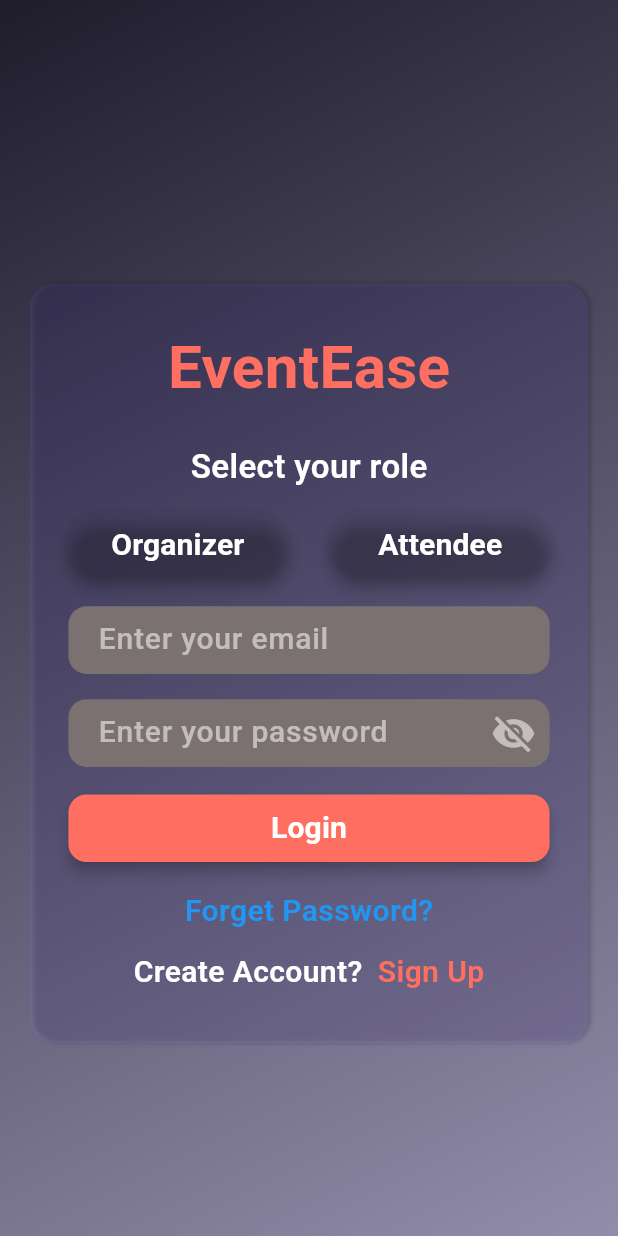
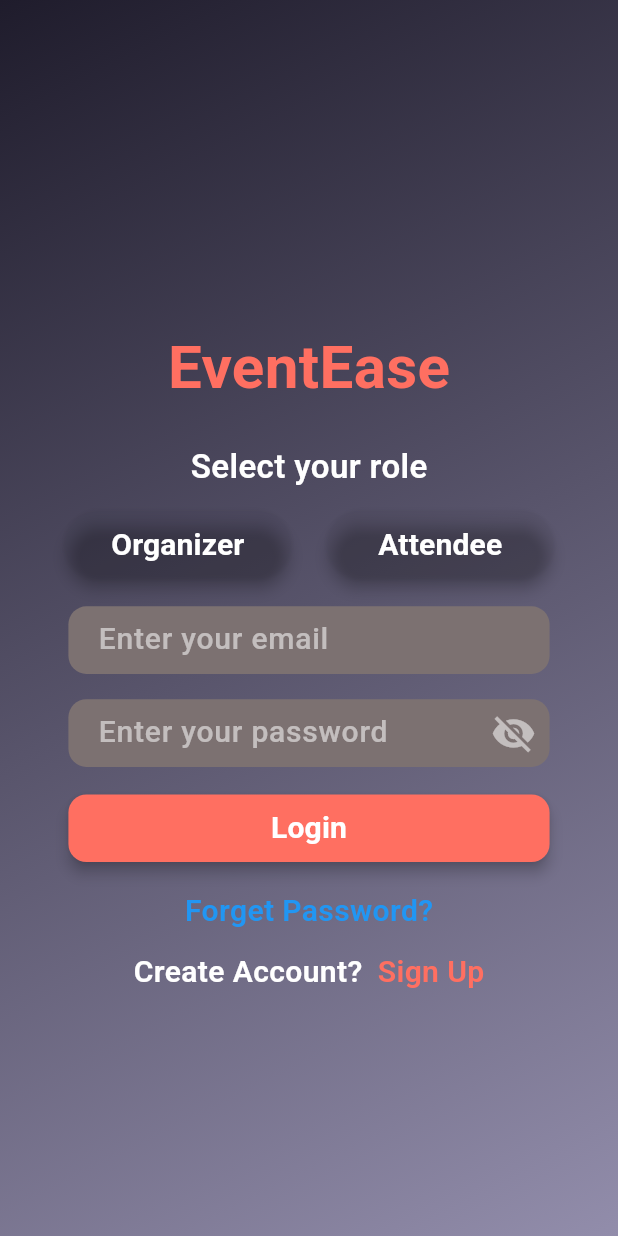
Before and after one commit to iimirzaa/event_management_system, a Flutter app: the screen it shows after launch, after a tap on "GET STARTED", on a phone screen of 412 x 824 dp. Run offline on Flutter 3.47's test engine with Material 3 defaults, Android fonts, the phone set to English and light mode, and no system bars; our stand-ins replace bloc, flutter_bloc, flutter_screenutil, loading_animation_widget.

Commit message:
Initial Commit

```diff
--- a/lib/features/Auth/Auth_Bloc/auth_event.dart
+++ b/lib/features/Auth/Auth_Bloc/auth_event.dart
@@ -47,3 +47,5 @@ class SignUpButtonClicked extends AuthEvent{
     required this.cofirmpassword,
 });
 }
+class SendOtpClicked extends AuthEvent{}
+class ForgetPasswordGestureClicked extends AuthEvent{}
--- a/lib/features/Auth/Auth_Bloc/auth_state.dart
+++ b/lib/features/Auth/Auth_Bloc/auth_state.dart
@@ -35,3 +35,5 @@ class LoginGestureState extends AuthState {}
 class SignUpState extends AuthState {}
 
 class SignUpButtonState extends AuthState {}
+class ForgetPasswordState extends AuthState{}
+class SendOtpSuccessfulState extends AuthState{}
--- a/lib/features/Auth/Login/login_view.dart
+++ b/lib/features/Auth/Login/login_view.dart
@@ -2,6 +2,7 @@ import 'package:event_management_system/CustomWidget/CustomButton.dart';
 import 'package:event_management_system/CustomWidget/CustomText.dart';
 import 'package:event_management_system/CustomWidget/custominput.dart';
 import 'package:event_management_system/Scaffold_Theme/scaffold_gradient.dart';
+import 'package:event_management_system/features/Auth/forget_password/email_view.dart';
 import 'package:event_management_system/features/Auth/signup/signup_view.dart';
 import 'package:flutter/material.dart';
 import 'package:flutter_screenutil/flutter_screenutil.dart';
@@ -36,6 +37,9 @@ class _LoginViewState extends State<LoginView> {
             MaterialPageRoute(builder: (_) => SignupView()),
           );
         }
+        if(state is ForgetPasswordState){
+          Navigator.push(context, MaterialPageRoute(builder: (_)=>EmailView()));
+        }
       },
       builder: (context, state) {
         return GradientScaffold(
@@ -51,20 +55,7 @@ class _LoginViewState extends State<LoginView> {
                         mainAxisAlignment: MainAxisAlignment.center,
                         children: [
                           SizedBox(height: 150.h),
-                          Container(
-                            decoration: BoxDecoration(
-                              color: Color(0xFF928dab),
-                              backgroundBlendMode: BlendMode.softLight,
-                              borderRadius: BorderRadius.circular(16.r),
-                              boxShadow: [
-                                BoxShadow(
-                                  color: Colors.black.withOpacity(0.2),
-                                  blurRadius: 2,
-                                  offset: Offset(2, 0),
-                                ),
-                              ],
-                            ),
-                            child: Padding(
+                          Padding(
                             padding: EdgeInsets.all(16.0.r),
                             child: Form(
                               key: _form_key,
@@ -188,6 +179,9 @@ class _LoginViewState extends State<LoginView> {
                                   ),
                                   SizedBox(height: 15.h),
                                   GestureDetector(
+                                    onTap: (){
+                                      context.read<AuthBloc>().add(ForgetPasswordGestureClicked());
+                                    },
                                     child: Text(
                                       "Forget Password?",
                                       style: TextStyle(
@@ -233,7 +227,6 @@ class _LoginViewState extends State<LoginView> {
                               ),
                             ),
                           ),
-                          ),
                         ],
                       ),
                     ),
```
Also changed, not shown: lib/features/Auth/Auth_Bloc/auth_bloc.dart (+15 -12 lines), lib/features/Auth/forget_password/email_view.dart (added, +76 -0 lines), lib/features/Auth/forget_password/forget_password_view.dart (deleted). Lines whose indentation alone changed are shown as unchanged.
